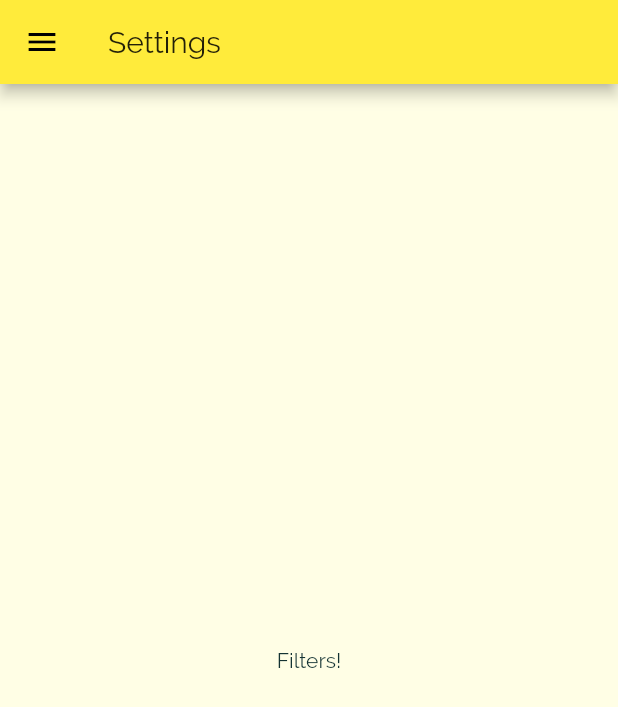
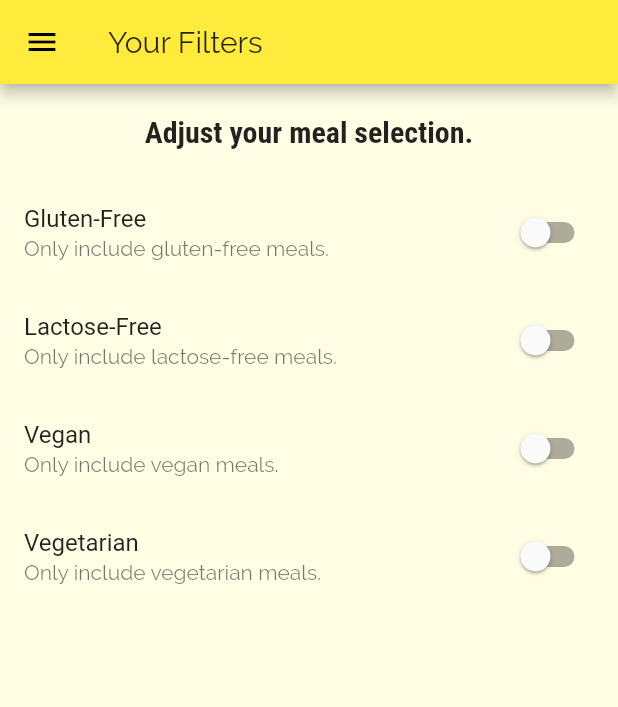
Before and after one commit to dinodzakmic/Meals-App, a Flutter app: the FiltersScreen screen opened by its route, on a phone screen of 412 x 824 dp. Shown: the top 707 px of the screen. Run offline on Flutter 3.47's test engine with Material 2 defaults, Android fonts, the phone set to English and light mode, and no system bars.

Commit message:
Updated filter screen with switches for meal types

```diff
--- a/lib/screens/filters_screen.dart
+++ b/lib/screens/filters_screen.dart
@@ -2,18 +2,93 @@ import 'package:flutter/material.dart';
 
 import './../widgets/main_drawer.dart';
 
-class FiltersScreen extends StatelessWidget {
+class FiltersScreen extends StatefulWidget {
   static const routeName = '/filters-screen';
+
+  @override
+  _FiltersScreenState createState() => _FiltersScreenState();
+}
+
+class _FiltersScreenState extends State<FiltersScreen> {
+  bool _glutenFree = false;
+  bool _vegetarian = false;
+  bool _vegan = false;
+  bool _lactoseFree = false;
+
+  SwitchListTile buildSwitchListTile(
+      {String titleText,
+      String subtitleText,
+      bool initialValue,
+      Function updateValue}) {
+    return SwitchListTile(
+      title: Text(titleText),
+      subtitle: Text(subtitleText),
+      value: initialValue,
+      onChanged: updateValue,
+    );
+  }
 
   @override
   Widget build(BuildContext context) {
     return Scaffold(
       appBar: AppBar(
-        title: Text('Settings'),
+        title: Text('Your Filters'),
       ),
       drawer: MainDrawer(),
-      body: Center(
-        child: Text('Filters!'),
+      body: Column(
+        children: <Widget>[
+          Center(
+            child: Container(
+              padding: EdgeInsets.all(20),
+              child: Text(
+                'Adjust your meal selection.',
+                style: Theme.of(context).textTheme.title,
+              ),
+            ),
+          ),
+          Expanded(
+            child: ListView(
+              children: <Widget>[
+                buildSwitchListTile(
+                    titleText: 'Gluten-Free',
+                    subtitleText: 'Only include gluten-free meals.',
+                    initialValue: _glutenFree,
+                    updateValue: (newValue) {
+                      setState(() {
+                        _glutenFree = newValue;
+                      });
+                    }),
+                buildSwitchListTile(
+                    titleText: 'Lactose-Free',
+                    subtitleText: 'Only include lactose-free meals.',
+                    initialValue: _lactoseFree,
+                    updateValue: (newValue) {
+                      setState(() {
+                        _lactoseFree = newValue;
+                      });
+                    }),
+                buildSwitchListTile(
+                    titleText: 'Vegan',
+                    subtitleText: 'Only include vegan meals.',
+                    initialValue: _vegan,
+                    updateValue: (newValue) {
+                      setState(() {
+                        _vegan = newValue;
+                      });
+                    }),
+                buildSwitchListTile(
+                    titleText: 'Vegetarian',
+                    subtitleText: 'Only include vegetarian meals.',
+                    initialValue: _vegetarian,
+                    updateValue: (newValue) {
+                      setState(() {
+                        _vegetarian = newValue;
+                      });
+                    }),
+              ],
+            ),
+          ),
+        ],
       ),
     );
   }
```
